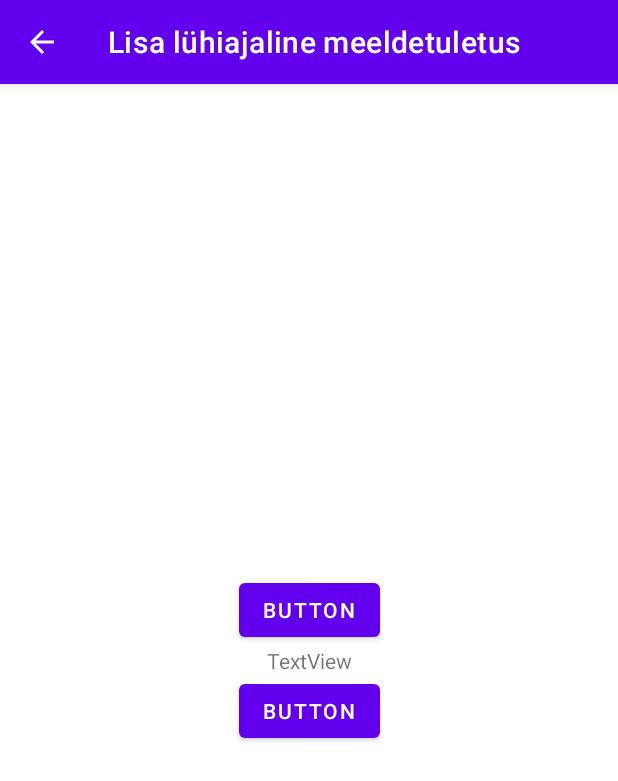
After one commit to CastinoG/meeldetuletusrakendus, an Android app: the MeeldetuletusActivity screen opened directly, with no data from a screen before it, on a phone screen of 412 x 824 dp. The commit adds this screen. Shown: the top 781 px of the screen. Run offline under Robolectric (Android 15) with nearby library versions, the phone set to English and light mode, and no system bars.

Commit message:
Meeldetuletus

```diff
--- a/app/build.gradle
+++ b/app/build.gradle
@@ -28,10 +28,13 @@ android {
 }
 
 dependencies {
-
+    implementation 'com.google.android.material:material:1.4.0'
     implementation 'androidx.appcompat:appcompat:1.4.0'
     implementation 'com.google.android.material:material:1.4.0'
     implementation 'androidx.constraintlayout:constraintlayout:2.1.2'
+    implementation 'androidx.navigation:navigation-fragment:2.4.0'
+    implementation 'androidx.navigation:navigation-ui:2.4.0'
+    implementation 'androidx.legacy:legacy-support-v4:1.0.0'
     testImplementation 'junit:junit:4.+'
     androidTestImplementation 'androidx.test.ext:junit:1.1.3'
     androidTestImplementation 'androidx.test.espresso:espresso-core:3.4.0'
--- /dev/null
+++ b/app/src/main/java/com/example/meeldetuletuserakendus/MeeldetuletusActivity.java
@@ -0,0 +1,92 @@
+package com.example.meeldetuletuserakendus;
+
+import androidx.appcompat.app.AppCompatActivity;
+import androidx.fragment.app.DialogFragment;
+
+import android.app.AlarmManager;
+import android.app.PendingIntent;
+import android.app.TimePickerDialog;
+import android.content.Context;
+import android.content.Intent;
+import android.os.Bundle;
+import android.view.View;
+import android.widget.Button;
+import android.widget.TextView;
+import android.widget.TimePicker;
+
+import java.text.DateFormat;
+import java.util.Calendar;
+import java.util.Objects;
+
+public class MeeldetuletusActivity extends AppCompatActivity implements TimePickerDialog.OnTimeSetListener{
+    String timeText;
+    TextView textTime;
+    Button nupp_vali, nupp_katkesta;
+
+
+
+    @Override
+    protected void onCreate(Bundle savedInstanceState) {
+        super.onCreate(savedInstanceState);
+        setContentView(R.layout.activity_meeldetuletus);
+
+        textTime = findViewById(R.id.textTime);
+        nupp_vali = findViewById(R.id.button2);
+        nupp_katkesta = findViewById(R.id.nupp_katkesta);
+
+        nupp_vali.setOnClickListener(new View.OnClickListener() {
+            @Override
+            public void onClick(View view) {
+                DialogFragment timePicker = new TimePickerFragment();
+                timePicker.show(getSupportFragmentManager(), "time picker");
+            }
+        });
+
+        nupp_katkesta.setOnClickListener(new View.OnClickListener() {
+            @Override
+            public void onClick(View view) {
+                katkestaAlarm();
+            }
+        });
+
+
+
+
+    }
+
+
+    @Override
+    public void onTimeSet(TimePicker view, int hourOfDay, int minute) {
+        Calendar c = Calendar.getInstance();
+        c.set(Calendar.HOUR_OF_DAY, hourOfDay);
+        c.set(Calendar.MINUTE, minute);
+        c.set(Calendar.SECOND, 0);
+        textTime.setText("Bruh");
+        updateTimeText(c);
+        startAlarm(c);
+    }
+    private void updateTimeText(Calendar c) {
+        timeText = "Alarm set for: ";
+        timeText += DateFormat.getTimeInstance(DateFormat.SHORT).format(c.getTime());
+    }
+    private void startAlarm(Calendar c) {
+        AlarmManager alarmManager = (AlarmManager) getSystemService(Context.ALARM_SERVICE);
+        Intent intent = new Intent(this, NotificationPublisher.class);
+        PendingIntent pendingIntent = PendingIntent.getBroadcast(this, 1, intent, 0);
+        if (c.before(Calendar.getInstance())) {
+            c.add(Calendar.DATE, 1);
+        }
+        Objects.requireNonNull(alarmManager).setExact(AlarmManager.RTC_WAKEUP,
+                c.getTimeInMillis(), pendingIntent);
+    }
+
+    private void katkestaAlarm() {
+        AlarmManager alarmManager = (AlarmManager) getSystemService(Context.ALARM_SERVICE);
+        Intent myIntent = new Intent(getApplicationContext(), NotificationPublisher.class);
+        PendingIntent pendingIntent = PendingIntent.getBroadcast(
+                getApplicationContext(), 1, myIntent,
+                PendingIntent.FLAG_UPDATE_CURRENT);
+
+        alarmManager.cancel(pendingIntent);
+    }
+}
--- /dev/null
+++ b/app/src/main/res/layout/activity_meeldetuletus.xml
@@ -0,0 +1,36 @@
+<?xml version="1.0" encoding="utf-8"?>
+<androidx.constraintlayout.widget.ConstraintLayout xmlns:android="http://schemas.android.com/apk/res/android"
+    xmlns:app="http://schemas.android.com/apk/res-auto"
+    xmlns:tools="http://schemas.android.com/tools"
+    android:layout_width="match_parent"
+    android:layout_height="match_parent"
+    tools:context=".MeeldetuletusActivity">
+
+    <TextView
+        android:id="@+id/textTime"
+        android:layout_width="wrap_content"
+        android:layout_height="wrap_content"
+        android:text="TextView"
+        app:layout_constraintBottom_toBottomOf="parent"
+        app:layout_constraintEnd_toEndOf="parent"
+        app:layout_constraintStart_toStartOf="parent"
+        app:layout_constraintTop_toTopOf="parent" />
+
+    <Button
+        android:id="@+id/button2"
+        android:layout_width="wrap_content"
+        android:layout_height="wrap_content"
+        android:text="Button"
+        app:layout_constraintBottom_toTopOf="@+id/textTime"
+        app:layout_constraintEnd_toEndOf="parent"
+        app:layout_constraintStart_toStartOf="parent" />
+
+    <Button
+        android:id="@+id/nupp_katkesta"
+        android:layout_width="wrap_content"
+        android:layout_height="wrap_content"
+        android:text="Button"
+        app:layout_constraintEnd_toEndOf="parent"
+        app:layout_constraintStart_toStartOf="parent"
+        app:layout_constraintTop_toBottomOf="@+id/textTime" />
+</androidx.constraintlayout.widget.ConstraintLayout>
--- a/app/src/main/res/values/strings.xml
+++ b/app/src/main/res/values/strings.xml
@@ -1,3 +1,5 @@
 <resources>
     <string name="app_name">Meeldetuletuserakendus</string>
+    <!-- TODO: Remove or change this placeholder text -->
+    <string name="hello_blank_fragment">Hello blank fragment</string>
 </resources>
```
Also changed, not shown: app/src/main/AndroidManifest.xml (+9 -3 lines), app/src/main/java/com/example/meeldetuletuserakendus/LisaActivity.java (+12 -12 lines), app/src/main/java/com/example/meeldetuletuserakendus/MainActivity.java (+21 -1 lines), app/src/main/java/com/example/meeldetuletuserakendus/NotificationHelper.java (added, +41 -0 lines), app/src/main/java/com/example/meeldetuletuserakendus/NotificationPublisher.java (added, +20 -0 lines), app/src/main/java/com/example/meeldetuletuserakendus/TimePickerFragment.java (added, +23 -0 lines), app/src/main/java/com/example/meeldetuletuserakendus/UpdateActivity.java (+12 -12 lines), app/src/main/res/drawable/ic_baseline_bookmark_border_24.xml (added, +10 -0 lines), app/src/main/res/drawable/ic_baseline_home_24.xml (added, +10 -0 lines), app/src/main/res/drawable/ic_baseline_notifications_active_24.xml (added, +10 -0 lines), app/src/main/res/drawable/ic_baseline_sticky_note_2_24.xml (added, +10 -0 lines), app/src/main/res/layout/activity_main.xml (+38 -12 lines).
